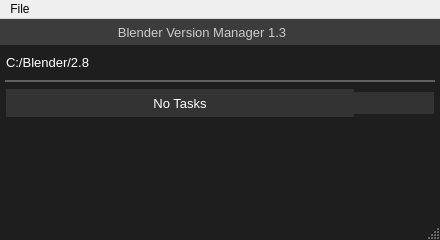
First picture: the form in main_window_design.ui, repository DotBow/Blender-Version-Manager, before the edit.
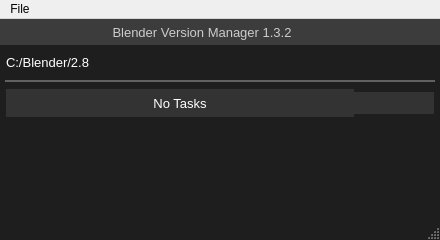
Second picture: the form after the edit. Icons and pictures are not drawn.

Patch:
```diff
--- a/main_window_design.ui
+++ b/main_window_design.ui
@@ -163,7 +163,7 @@
 padding: 0px 0px 0px 20px;</string>
         </property>
         <property name="text">
-         <string notr="true">Blender Version Manager 1.3</string>
+         <string notr="true">Blender Version Manager 1.3.2</string>
         </property>
         <property name="alignment">
          <set>Qt::AlignCenter</set>
```
